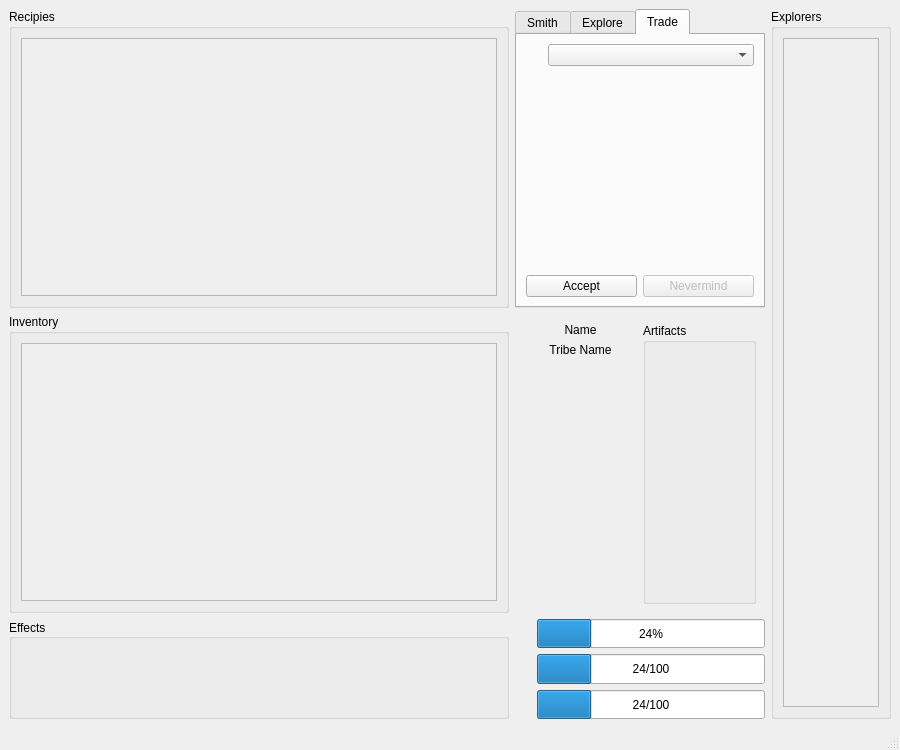
First picture: the form in assets/ui/main.ui, repository pierce-smith1/aor, before the edit.
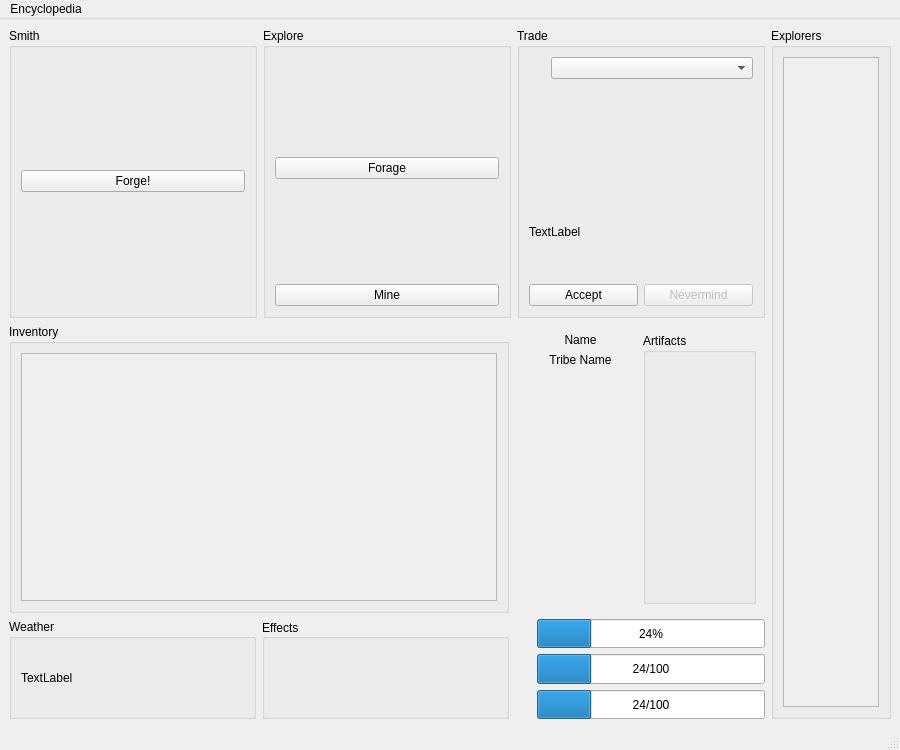
Second picture: the form after the edit. Icons and pictures are not drawn.

```diff
--- a/assets/ui/main.ui
+++ b/assets/ui/main.ui
@@ -49,7 +49,7 @@
     </size>
    </property>
    <layout class="QGridLayout" name="gridLayout_2">
-    <item row="1" column="1">
+    <item row="1" column="2">
      <widget class="QWidget" name="widget" native="true">
       <property name="minimumSize">
        <size>
@@ -120,281 +120,22 @@
       </layout>
      </widget>
     </item>
-    <item row="0" column="0">
-     <widget class="QGroupBox" name="recipies_box">
+    <item row="0" column="3" rowspan="3">
+     <widget class="QGroupBox" name="explorers_box">
+      <property name="maximumSize">
+       <size>
+        <width>120</width>
+        <height>16777215</height>
+       </size>
+      </property>
       <property name="title">
-       <string>Recipies</string>
+       <string>Explorers</string>
       </property>
-      <layout class="QHBoxLayout" name="horizontalLayout_8">
+      <layout class="QHBoxLayout" name="horizontalLayout_2">
        <item>
-        <widget class="QScrollArea" name="recipies_area">
-         <property name="sizePolicy">
-          <sizepolicy hsizetype="Expanding" vsizetype="Preferred">
-           <horstretch>0</horstretch>
-           <verstretch>0</verstretch>
-          </sizepolicy>
-         </property>
-         <property name="widgetResizable">
-          <bool>true</bool>
-         </property>
-         <widget class="QWidget" name="recipies_contents">
-          <property name="geometry">
-           <rect>
-            <x>0</x>
-            <y>0</y>
-            <width>486</width>
-            <height>241</height>
-           </rect>
-          </property>
-          <layout class="QVBoxLayout" name="verticalLayout_2"/>
-         </widget>
-        </widget>
-       </item>
-      </layout>
-     </widget>
-    </item>
-    <item row="0" column="1">
-     <widget class="QTabWidget" name="action_tabs">
-      <property name="sizePolicy">
-       <sizepolicy hsizetype="Preferred" vsizetype="Preferred">
-        <horstretch>0</horstretch>
-        <verstretch>0</verstretch>
-       </sizepolicy>
-      </property>
-      <property name="tabPosition">
-       <enum>QTabWidget::North</enum>
-      </property>
-      <property name="tabShape">
-       <enum>QTabWidget::Rounded</enum>
-      </property>
-      <property name="currentIndex">
-       <number>2</number>
-      </property>
-      <property name="elideMode">
-       <enum>Qt::ElideNone</enum>
-      </property>
-      <property name="usesScrollButtons">
-       <bool>false</bool>
-      </property>
-      <property name="documentMode">
-       <bool>false</bool>
-      </property>
-      <property name="tabsClosable">
-       <bool>false</bool>
-      </property>
-      <widget class="QWidget" name="smithing_tab">
-       <property name="toolTip">
-        <string>Spend materials to forge tools.</string>
-       </property>
-       <attribute name="title">
-        <string>Smith</string>
-       </attribute>
-       <attribute name="toolTip">
-        <string>Spend materials to forge tools, which make you more a more effective colonist.</string>
-       </attribute>
-       <layout class="QGridLayout" name="gridLayout_3">
-        <item row="3" column="0" colspan="2">
-         <widget class="QPushButton" name="smith_button">
-          <property name="minimumSize">
-           <size>
-            <width>56</width>
-            <height>0</height>
-           </size>
-          </property>
-          <property name="maximumSize">
-           <size>
-            <width>16777215</width>
-            <height>16777215</height>
-           </size>
-          </property>
-          <property name="text">
-           <string>Forge!</string>
-          </property>
-          <property name="icon">
-           <iconset resource="../../images.qrc">
-            <normaloff>:/assets/img/icons/hammer.png</normaloff>:/assets/img/icons/hammer.png</iconset>
-          </property>
-         </widget>
-        </item>
-        <item row="2" column="0" colspan="2">
-         <layout class="QGridLayout" name="smith_layout"/>
-        </item>
-       </layout>
-      </widget>
-      <widget class="QWidget" name="exploring_tab">
-       <attribute name="title">
-        <string>Explore</string>
-       </attribute>
-       <attribute name="toolTip">
-        <string>Search the environment for useful things.</string>
-       </attribute>
-       <layout class="QGridLayout" name="gridLayout_4">
-        <item row="0" column="0">
-         <layout class="QGridLayout" name="exploring_layout">
-          <item row="1" column="0">
-           <widget class="QPushButton" name="forage_button">
-            <property name="minimumSize">
-             <size>
-              <width>0</width>
-              <height>0</height>
-             </size>
-            </property>
-            <property name="maximumSize">
-             <size>
-              <width>16777215</width>
-              <height>16777215</height>
-             </size>
-            </property>
-            <property name="toolTip">
-             <string>Find foods and medicines, which you can use to keep your energy levels up.</string>
-            </property>
-            <property name="text">
-             <string>Forage</string>
-            </property>
-            <property name="icon">
-             <iconset resource="../../images.qrc">
-              <normaloff>:/assets/img/icons/leaf.png</normaloff>:/assets/img/icons/leaf.png</iconset>
-            </property>
-           </widget>
-          </item>
-          <item row="0" column="0">
-           <widget class="QWidget" name="ghost_1" native="true"/>
-          </item>
-          <item row="3" column="0">
-           <widget class="QPushButton" name="mine_button">
-            <property name="toolTip">
-             <string>Find earthly materials, which you can use to smith better tools.</string>
-            </property>
-            <property name="text">
-             <string>Mine</string>
-            </property>
-            <property name="icon">
-             <iconset resource="../../images.qrc">
-              <normaloff>:/assets/img/icons/crystals.png</normaloff>:/assets/img/icons/crystals.png</iconset>
-            </property>
-           </widget>
-          </item>
-          <item row="2" column="0">
-           <widget class="QWidget" name="ghost_2" native="true"/>
-          </item>
-         </layout>
-        </item>
-       </layout>
-      </widget>
-      <widget class="QWidget" name="trading_tab">
-       <attribute name="title">
-        <string>Trade</string>
-       </attribute>
-       <layout class="QVBoxLayout" name="verticalLayout_7">
-        <item>
-         <layout class="QHBoxLayout" name="foreign_trade_slot_layout"/>
-        </item>
-        <item>
-         <layout class="QHBoxLayout" name="horizontalLayout_6">
-          <item>
-           <widget class="QLabel" name="trade_remote_accept_icon">
-            <property name="sizePolicy">
-             <sizepolicy hsizetype="Minimum" vsizetype="Fixed">
-              <horstretch>0</horstretch>
-              <verstretch>0</verstretch>
-             </sizepolicy>
-            </property>
-            <property name="maximumSize">
-             <size>
-              <width>16</width>
-              <height>16777215</height>
-             </size>
-            </property>
-            <property name="text">
-             <string/>
-            </property>
-            <property name="pixmap">
-             <pixmap resource="../../images.qrc">:/assets/img/icons/warning.png</pixmap>
-            </property>
-            <property name="alignment">
-             <set>Qt::AlignCenter</set>
-            </property>
-           </widget>
-          </item>
-          <item>
-           <widget class="QComboBox" name="trade_partner_combobox"/>
-          </item>
-         </layout>
-        </item>
-        <item>
-         <widget class="QLabel" name="trade_arrow_label">
-          <property name="text">
-           <string/>
-          </property>
-          <property name="pixmap">
-           <pixmap resource="../../images.qrc">:/assets/img/icons/arrows_disabled.png</pixmap>
-          </property>
-          <property name="alignment">
-           <set>Qt::AlignCenter</set>
-          </property>
-         </widget>
-        </item>
-        <item>
-         <widget class="QLabel" name="trade_notification_label">
-          <property name="text">
-           <string/>
-          </property>
-          <property name="textFormat">
-           <enum>Qt::RichText</enum>
-          </property>
-          <property name="alignment">
-           <set>Qt::AlignCenter</set>
-          </property>
-         </widget>
-        </item>
-        <item>
-         <layout class="QHBoxLayout" name="trade_slot_layout"/>
-        </item>
-        <item>
-         <layout class="QHBoxLayout" name="horizontalLayout">
-          <item>
-           <widget class="QPushButton" name="trade_accept_button">
-            <property name="text">
-             <string>Accept</string>
-            </property>
-            <property name="icon">
-             <iconset resource="../../images.qrc">
-              <normaloff>:/assets/img/icons/focussigil2.png</normaloff>:/assets/img/icons/focussigil2.png</iconset>
-            </property>
-           </widget>
-          </item>
-          <item>
-           <widget class="QPushButton" name="trade_unaccept_button">
-            <property name="enabled">
-             <bool>false</bool>
-            </property>
-            <property name="text">
-             <string>Nevermind</string>
-            </property>
-           </widget>
-          </item>
-         </layout>
-        </item>
-       </layout>
-      </widget>
-     </widget>
-    </item>
-    <item row="1" column="0">
-     <widget class="QGroupBox" name="inventory_group">
-      <property name="title">
-       <string>Inventory</string>
-      </property>
-      <layout class="QGridLayout" name="gridLayout">
-       <item row="0" column="0">
-        <widget class="QScrollArea" name="inventory_area">
-         <property name="sizePolicy">
-          <sizepolicy hsizetype="Preferred" vsizetype="Preferred">
-           <horstretch>0</horstretch>
-           <verstretch>0</verstretch>
-          </sizepolicy>
-         </property>
-         <property name="autoFillBackground">
-          <bool>false</bool>
+        <widget class="QScrollArea" name="explorer_scroll">
+         <property name="verticalScrollBarPolicy">
+          <enum>Qt::ScrollBarAlwaysOff</enum>
          </property>
          <property name="horizontalScrollBarPolicy">
           <enum>Qt::ScrollBarAlwaysOff</enum>
@@ -402,23 +143,23 @@
          <property name="widgetResizable">
           <bool>true</bool>
          </property>
-         <widget class="QWidget" name="inventory_slots">
+         <widget class="QWidget" name="explorer_slots">
           <property name="geometry">
            <rect>
             <x>0</x>
             <y>0</y>
-            <width>486</width>
-            <height>240</height>
+            <width>100</width>
+            <height>639</height>
            </rect>
           </property>
-          <layout class="QGridLayout" name="gridLayout_7"/>
+          <layout class="QVBoxLayout" name="verticalLayout"/>
          </widget>
         </widget>
        </item>
       </layout>
      </widget>
     </item>
-    <item row="2" column="0">
+    <item row="2" column="1">
      <widget class="QGroupBox" name="effect_group">
       <property name="sizePolicy">
        <sizepolicy hsizetype="Minimum" vsizetype="Minimum">
@@ -444,7 +185,7 @@
       <layout class="QHBoxLayout" name="horizontalLayout_3"/>
      </widget>
     </item>
-    <item row="2" column="1">
+    <item row="2" column="2">
      <layout class="QGridLayout" name="gridLayout_5">
       <item row="2" column="0">
        <widget class="QLabel" name="morale_icon">
@@ -571,22 +312,22 @@
       </item>
      </layout>
     </item>
-    <item row="0" column="2" rowspan="3">
-     <widget class="QGroupBox" name="explorers_box">
-      <property name="maximumSize">
-       <size>
-        <width>120</width>
-        <height>16777215</height>
-       </size>
-      </property>
+    <item row="1" column="0" colspan="2">
+     <widget class="QGroupBox" name="inventory_group">
       <property name="title">
-       <string>Explorers</string>
+       <string>Inventory</string>
       </property>
-      <layout class="QHBoxLayout" name="horizontalLayout_2">
-       <item>
-        <widget class="QScrollArea" name="explorer_scroll">
-         <property name="verticalScrollBarPolicy">
-          <enum>Qt::ScrollBarAlwaysOff</enum>
+      <layout class="QGridLayout" name="gridLayout">
+       <item row="0" column="0">
+        <widget class="QScrollArea" name="inventory_area">
+         <property name="sizePolicy">
+          <sizepolicy hsizetype="Preferred" vsizetype="Preferred">
+           <horstretch>0</horstretch>
+           <verstretch>0</verstretch>
+          </sizepolicy>
+         </property>
+         <property name="autoFillBackground">
+          <bool>false</bool>
          </property>
          <property name="horizontalScrollBarPolicy">
           <enum>Qt::ScrollBarAlwaysOff</enum>
@@ -594,22 +335,228 @@
          <property name="widgetResizable">
           <bool>true</bool>
          </property>
-         <widget class="QWidget" name="explorer_slots">
+         <widget class="QWidget" name="inventory_slots">
           <property name="geometry">
            <rect>
             <x>0</x>
             <y>0</y>
-            <width>100</width>
-            <height>639</height>
+            <width>486</width>
+            <height>240</height>
            </rect>
           </property>
-          <layout class="QVBoxLayout" name="verticalLayout"/>
+          <layout class="QGridLayout" name="gridLayout_7"/>
          </widget>
         </widget>
        </item>
       </layout>
      </widget>
     </item>
+    <item row="0" column="0" colspan="3">
+     <layout class="QHBoxLayout" name="activity_layout">
+      <item>
+       <widget class="QGroupBox" name="smith_box">
+        <property name="title">
+         <string>Smith</string>
+        </property>
+        <layout class="QGridLayout" name="gridLayout_8">
+         <item row="0" column="0">
+          <layout class="QGridLayout" name="smith_layout"/>
+         </item>
+         <item row="1" column="0">
+          <widget class="QPushButton" name="smith_button">
+           <property name="minimumSize">
+            <size>
+             <width>56</width>
+             <height>0</height>
+            </size>
+           </property>
+           <property name="maximumSize">
+            <size>
+             <width>16777215</width>
+             <height>16777215</height>
+            </size>
+           </property>
+           <property name="text">
+            <string>Forge!</string>
+           </property>
+           <property name="icon">
+            <iconset resource="../../images.qrc">
+             <normaloff>:/assets/img/icons/hammer.png</normaloff>:/assets/img/icons/hammer.png</iconset>
+           </property>
+          </widget>
+         </item>
+        </layout>
+       </widget>
+      </item>
+      <item>
+       <widget class="QGroupBox" name="explore_box">
+        <property name="title">
+         <string>Explore</string>
+        </property>
+        <layout class="QGridLayout" name="gridLayout_3">
+         <item row="0" column="0">
+          <layout class="QGridLayout" name="exploring_layout">
+           <item row="3" column="0">
+            <widget class="QWidget" name="ghost" native="true"/>
+           </item>
+           <item row="2" column="0">
+            <widget class="QPushButton" name="forage_button">
+             <property name="minimumSize">
+              <size>
+               <width>0</width>
+               <height>0</height>
+              </size>
+             </property>
+             <property name="maximumSize">
+              <size>
+               <width>16777215</width>
+               <height>16777215</height>
+              </size>
+             </property>
+             <property name="toolTip">
+              <string>Find foods and medicines, which you can use to keep your energy levels up.</string>
+             </property>
+             <property name="text">
+              <string>Forage</string>
+             </property>
+             <property name="icon">
+              <iconset resource="../../images.qrc">
+               <normaloff>:/assets/img/icons/leaf.png</normaloff>:/assets/img/icons/leaf.png</iconset>
+             </property>
+            </widget>
+           </item>
+           <item row="4" column="0">
+            <widget class="QPushButton" name="mine_button">
+             <property name="toolTip">
+              <string>Find earthly materials, which you can use to smith better tools.</string>
+             </property>
+             <property name="text">
+              <string>Mine</string>
+             </property>
+             <property name="icon">
+              <iconset resource="../../images.qrc">
+               <normaloff>:/assets/img/icons/crystals.png</normaloff>:/assets/img/icons/crystals.png</iconset>
+             </property>
+            </widget>
+           </item>
+           <item row="1" column="0">
+            <widget class="QWidget" name="ghost_2" native="true"/>
+           </item>
+          </layout>
+         </item>
+        </layout>
+       </widget>
+      </item>
+      <item>
+       <widget class="QGroupBox" name="trade_box">
+        <property name="title">
+         <string>Trade</string>
+        </property>
+        <layout class="QGridLayout" name="gridLayout_4">
+         <item row="5" column="0">
+          <layout class="QHBoxLayout" name="horizontalLayout">
+           <item>
+            <widget class="QPushButton" name="trade_accept_button">
+             <property name="text">
+              <string>Accept</string>
+             </property>
+             <property name="icon">
+              <iconset resource="../../images.qrc">
+               <normaloff>:/assets/img/icons/focussigil2.png</normaloff>:/assets/img/icons/focussigil2.png</iconset>
+             </property>
+            </widget>
+           </item>
+           <item>
+            <widget class="QPushButton" name="trade_unaccept_button">
+             <property name="enabled">
+              <bool>false</bool>
+             </property>
+             <property name="text">
+              <string>Nevermind</string>
+             </property>
+            </widget>
+           </item>
+          </layout>
+         </item>
+         <item row="0" column="0">
+          <layout class="QHBoxLayout" name="foreign_trade_slot_layout"/>
+         </item>
+         <item row="1" column="0">
+          <layout class="QHBoxLayout" name="horizontalLayout_6">
+           <item>
+            <widget class="QLabel" name="trade_remote_accept_icon">
+             <property name="sizePolicy">
+              <sizepolicy hsizetype="Minimum" vsizetype="Fixed">
+               <horstretch>0</horstretch>
+               <verstretch>0</verstretch>
+              </sizepolicy>
+             </property>
+             <property name="maximumSize">
+              <size>
+               <width>16</width>
+               <height>16777215</height>
+              </size>
+             </property>
+             <property name="text">
+              <string/>
+             </property>
+             <property name="pixmap">
+              <pixmap resource="../../images.qrc">:/assets/img/icons/warning.png</pixmap>
+             </property>
+             <property name="alignment">
+              <set>Qt::AlignCenter</set>
+             </property>
+            </widget>
+           </item>
+           <item>
+            <widget class="QComboBox" name="trade_partner_combobox"/>
+           </item>
+          </layout>
+         </item>
+         <item row="2" column="0">
+          <widget class="QLabel" name="trade_arrow_label">
+           <property name="text">
+            <string/>
+           </property>
+           <property name="pixmap">
+            <pixmap resource="../../images.qrc">:/assets/img/icons/arrows_disabled.png</pixmap>
+           </property>
+           <property name="alignment">
+            <set>Qt::AlignCenter</set>
+           </property>
+          </widget>
+         </item>
+         <item row="4" column="0">
+          <layout class="QHBoxLayout" name="trade_slot_layout"/>
+         </item>
+         <item row="3" column="0">
+          <widget class="QLabel" name="trade_notification_label">
+           <property name="text">
+            <string>TextLabel</string>
+           </property>
+          </widget>
+         </item>
+        </layout>
+       </widget>
+      </item>
+     </layout>
+    </item>
+    <item row="2" column="0">
+     <widget class="QGroupBox" name="weather_box">
+      <property name="title">
+       <string>Weather</string>
+      </property>
+      <layout class="QHBoxLayout" name="horizontalLayout_4">
+       <item>
+        <widget class="QLabel" name="weather_label">
+         <property name="text">
+          <string>TextLabel</string>
+         </property>
+        </widget>
+       </item>
+      </layout>
+     </widget>
+    </item>
    </layout>
   </widget>
   <widget class="QMenuBar" name="menubar">
@@ -621,6 +568,13 @@
      <height>30</height>
     </rect>
    </property>
+   <widget class="QMenu" name="menuEncyclopedia">
+    <property name="title">
+     <string>Encyclopedia</string>
+    </property>
+    <addaction name="encyclopedia_action"/>
+   </widget>
+   <addaction name="menuEncyclopedia"/>
   </widget>
   <widget class="QStatusBar" name="statusbar">
    <property name="minimumSize">
@@ -630,6 +584,11 @@
     </size>
    </property>
   </widget>
+  <action name="encyclopedia_action">
+   <property name="text">
+    <string>Open Encyclopedia</string>
+   </property>
+  </action>
  </widget>
  <resources>
   <include location="../../images.qrc"/>
```
Left out of the diff: 1 changed line with no effect on the pictures.
